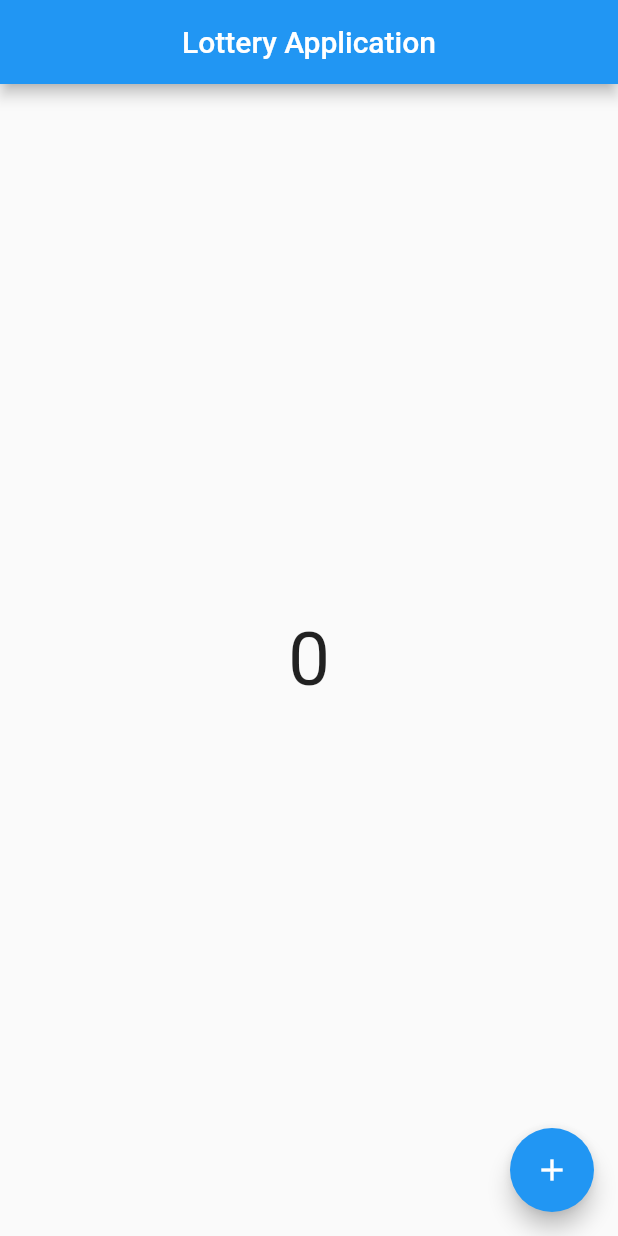
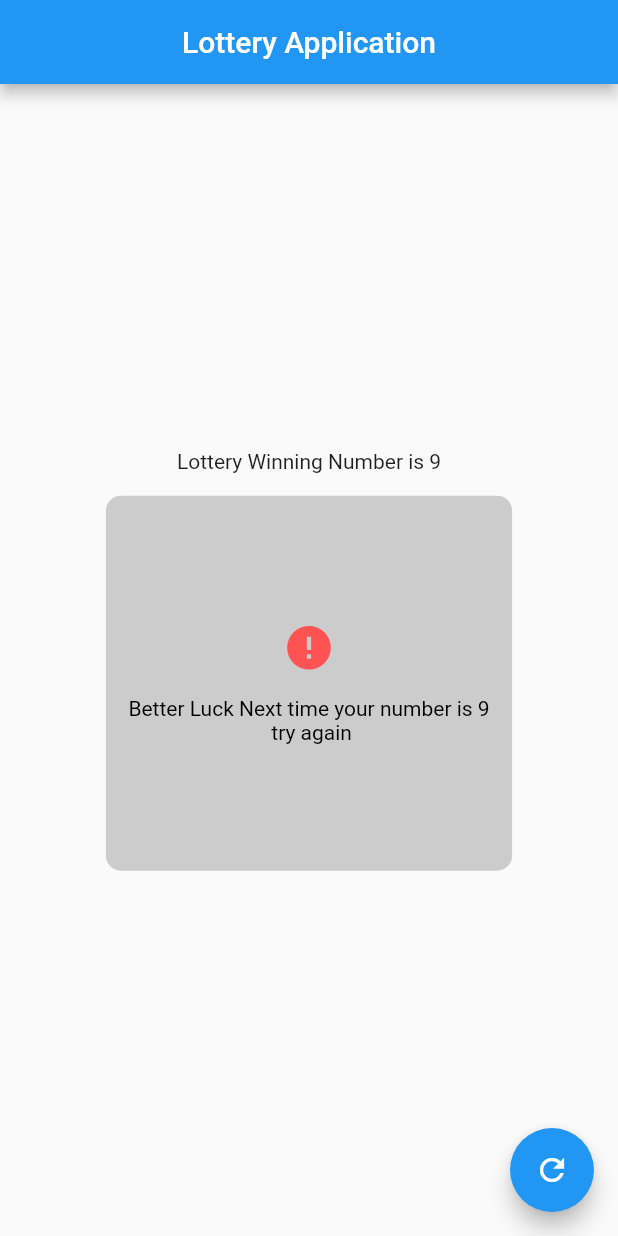
Before and after one commit to TSxSAHIL/Lottery_Application, a Flutter app: the screen it shows after launch, on a phone screen of 412 x 824 dp. Run offline on Flutter 3.47's test engine with Material 2 defaults, Android fonts, the phone set to English and light mode, and no system bars.

Commit message:
Final Commit

```diff
--- a/lib/main.dart
+++ b/lib/main.dart
@@ -1,5 +1,5 @@
 import 'package:flutter/material.dart';
-
+import 'dart:math';
 void main() {
   runApp(const MyApp());
 }
@@ -12,29 +12,79 @@ class MyApp extends StatefulWidget {
 }
 
 class _MyAppState extends State<MyApp> {
-  int x = 0;
+  Random random = Random();
+  int x = 9;
   @override
   Widget build(BuildContext context) {
     return MaterialApp(
       home: Scaffold(
         appBar: AppBar(
-          title: const Center(
-            child: Text('Lottery Application')),
+          title: const Center(child: Text("Lottery Application")),
         ),
-        body: SafeArea(
-          child: Center(child: Text(x.toString() , style: TextStyle(fontSize: 50),),
-        ),
+        body: x==4 ? Column(
+          mainAxisAlignment: MainAxisAlignment.center,
+          crossAxisAlignment: CrossAxisAlignment.center,
+          children: [
+            Center(child: Text('Lottery Winning Number is $x')),
+            const SizedBox(height: 15,),
+            Container(
+              height: 250,
+              decoration: BoxDecoration(
+                color: Colors.grey.withOpacity(0.5),
+                borderRadius: BorderRadius.circular(10)
+              ),
+              child: Padding(
+                padding: const EdgeInsets.all(15.0),
+                child: Column(
+                  mainAxisAlignment: MainAxisAlignment.center,
+                  crossAxisAlignment: CrossAxisAlignment.center,
+                  children: const [
+                    Icon(Icons.done_all , color: Colors.green,size: 35,),
+                    SizedBox(height: 15,),
+                    Text('Congratulation You have won the Lottery' , style: TextStyle(color: Colors.black),textAlign: TextAlign.center,)
+                  ],
+                ),
+              ),
+            ),
+          ],
+        ):
+
+        Column(
+          mainAxisAlignment: MainAxisAlignment.center,
+          crossAxisAlignment: CrossAxisAlignment.center,
+          children: [
+            Center(child: Text('Lottery Winning Number is $x')),
+            const SizedBox(height: 15,),
+            Container(
+              height: 250,
+              decoration: BoxDecoration(
+                color: Colors.grey.withOpacity(0.5),
+                borderRadius: BorderRadius.circular(10)
+              ),
+              child: Padding(
+                padding: const EdgeInsets.all(15.0),
+                child: Column(
+                  mainAxisAlignment: MainAxisAlignment.center,
+                  crossAxisAlignment: CrossAxisAlignment.center,
+                  children: [
+                    const Icon(Icons.error, color: Colors.redAccent,size: 35,),
+                    const SizedBox(height: 15,),
+                    Text('Better Luck Next time your number is $x\n try again' , style: const TextStyle(color: Colors.black),textAlign: TextAlign.center,)
+                  ],
+                ),
+              ),
+            ),
+          ],
         ),
         floatingActionButton: FloatingActionButton(
           onPressed: () {
-            x++;
+            x = random.nextInt(10);
+            print(x);
             setState(() {
 
             });
-            print(x.toString());
-
-        },
-        child: Icon(Icons.add),
+          },
+          child: const Icon(Icons.refresh),
         ),
       ),
     );
```
